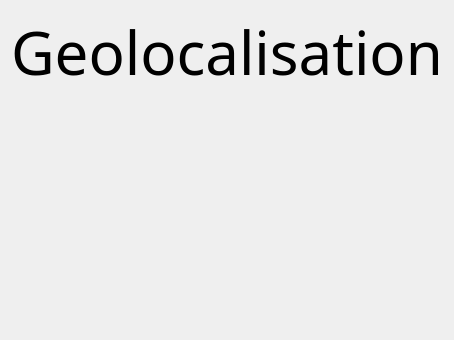
The window that GeoStation_Projet/geolocmozaicwidget.ui (SoheibBiga/GeoStation) describes before a commit, drawn with Qt 5.
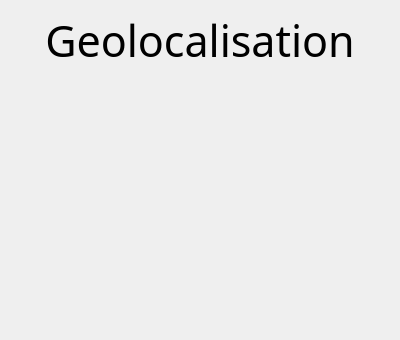
The same window after the commit.

Commit message: update mozaic geoloc

The edit to the form file:
```diff
--- a/GeoStation_Projet/geolocmozaicwidget.ui
+++ b/GeoStation_Projet/geolocmozaicwidget.ui
@@ -47,12 +47,15 @@
          <property name="font">
           <font>
            <family>Suruma</family>
-           <pointsize>45</pointsize>
+           <pointsize>32</pointsize>
           </font>
          </property>
          <property name="text">
           <string>Geolocalisation</string>
          </property>
+         <property name="alignment">
+          <set>Qt::AlignHCenter|Qt::AlignTop</set>
+         </property>
         </widget>
        </item>
        <item>
@@ -65,7 +68,7 @@
               <string/>
              </property>
              <property name="alignment">
-              <set>Qt::AlignCenter</set>
+              <set>Qt::AlignLeading|Qt::AlignLeft|Qt::AlignVCenter</set>
              </property>
             </widget>
            </item>
@@ -79,7 +82,7 @@
               <string/>
              </property>
              <property name="alignment">
-              <set>Qt::AlignCenter</set>
+              <set>Qt::AlignLeading|Qt::AlignLeft|Qt::AlignVCenter</set>
              </property>
             </widget>
            </item>
@@ -93,7 +96,7 @@
               <string/>
              </property>
              <property name="alignment">
-              <set>Qt::AlignCenter</set>
+              <set>Qt::AlignLeading|Qt::AlignLeft|Qt::AlignVCenter</set>
              </property>
             </widget>
            </item>
@@ -107,7 +110,7 @@
               <string/>
              </property>
              <property name="alignment">
-              <set>Qt::AlignCenter</set>
+              <set>Qt::AlignLeading|Qt::AlignLeft|Qt::AlignVCenter</set>
              </property>
             </widget>
            </item>
```
The commit also changes 1 other file.
